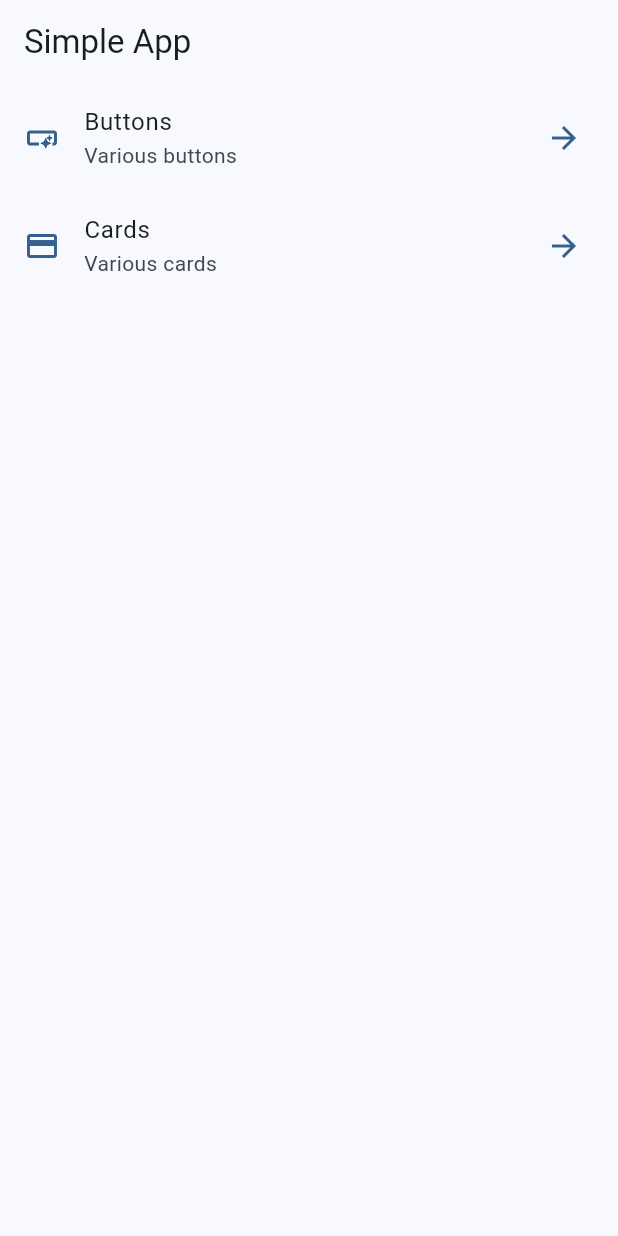
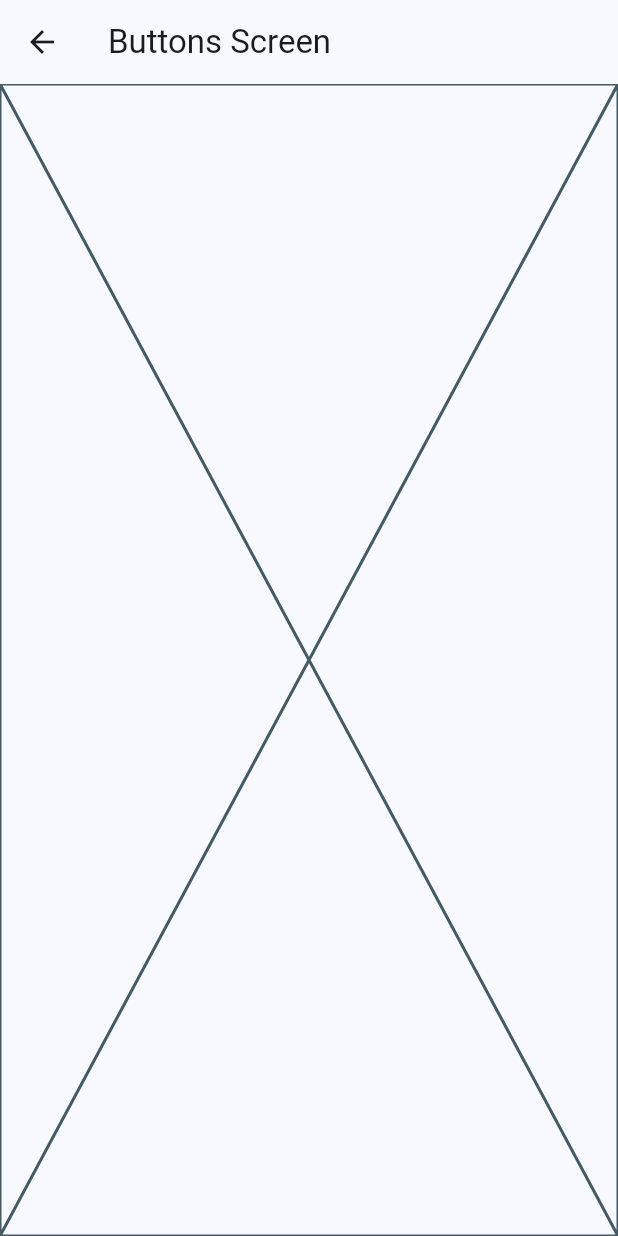
Before and after one commit to ProgramadorIV/Simple-flutter-app, a Flutter app: the screen it shows after launch, after a tap on "Buttons", on a phone screen of 412 x 824 dp. Run offline on Flutter 3.47's test engine with Material 2 defaults, Android fonts, the phone set to English and light mode, and no system bars.

Commit message:
Configuration of simple routing

```diff
--- a/lib/main.dart
+++ b/lib/main.dart
@@ -1,5 +1,7 @@
 import 'package:flutter/material.dart';
 import 'package:simple_flutter_app/config/theme/app_theme.dart';
+import 'package:simple_flutter_app/presentation/screens/buttons/button_screen.dart';
+import 'package:simple_flutter_app/presentation/screens/cards/cards_screen.dart';
 import 'package:simple_flutter_app/presentation/screens/home/home_screen.dart';
 
 void main() {
@@ -12,9 +14,12 @@ class MainApp extends StatelessWidget {
   @override
   Widget build(BuildContext context) {
     return MaterialApp(
-      debugShowCheckedModeBanner: false,
-      theme: AppTheme(selectedColor: 0).getTheme(),
-      home: const HomeScreen(),
-    );
+        debugShowCheckedModeBanner: false,
+        theme: AppTheme(selectedColor: 0).getTheme(),
+        home: const HomeScreen(),
+        routes: {
+          '/buttons': (context) => const ButtonsScreen(),
+          '/cards': (context) => const CardsScreen(),
+        });
   }
 }
--- /dev/null
+++ b/lib/presentation/screens/buttons/button_screen.dart
@@ -0,0 +1,15 @@
+import 'package:flutter/material.dart';
+
+class ButtonsScreen extends StatelessWidget {
+  const ButtonsScreen({super.key});
+
+  @override
+  Widget build(BuildContext context) {
+    return Scaffold(
+      appBar: AppBar(
+        title: const Text('Buttons Screen'),
+      ),
+      body: const Placeholder(),
+    );
+  }
+}
--- a/lib/presentation/screens/home/home_screen.dart
+++ b/lib/presentation/screens/home/home_screen.dart
@@ -52,7 +52,9 @@ class _CustomListTile extends StatelessWidget {
         item.icon,
         color: colors.primary,
       ),
-      onTap: () {},
+      onTap: () {
+        Navigator.pushNamed(context, item.link);
+      },
     );
   }
 }
```
Also changed, not shown: lib/presentation/screens/cards/cards_screen.dart (added, +15 -0 lines).
